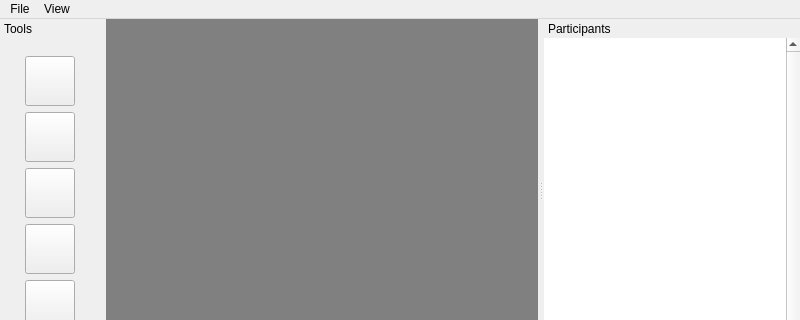
The window that RaptorPaint/mainwindow.ui (nickrak/RaptorPaint) describes before a commit, drawn with Qt 5; both pictures show x 0 to 800 and y 0 to 320 of the 800 by 600 pixel window.
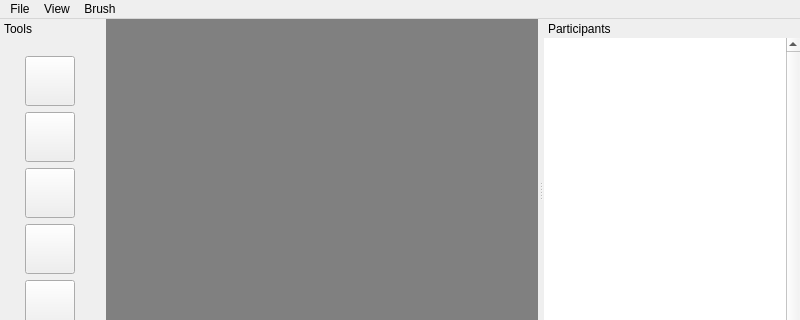
The same window after the commit. Icons and pictures are not drawn. Custom widgets are drawn as their Qt base class.

Commit message: Added increase/decrease/reset brush sizes. Added clear canvas for personal layer.

Patch:
```diff
--- a/RaptorPaint/mainwindow.ui
+++ b/RaptorPaint/mainwindow.ui
@@ -60,8 +60,17 @@
     <addaction name="mnuOut"/>
     <addaction name="mnuActual"/>
    </widget>
+   <widget class="QMenu" name="menuBrush">
+    <property name="title">
+     <string>Brush</string>
+    </property>
+    <addaction name="actionIncrease_Size"/>
+    <addaction name="actionDecrease_Size"/>
+    <addaction name="actionDefault_Size"/>
+   </widget>
    <addaction name="menuFile"/>
    <addaction name="menuView"/>
+   <addaction name="menuBrush"/>
   </widget>
   <widget class="QDockWidget" name="participantList">
    <property name="minimumSize">
```
Left out of the diff: 21 changed lines with no effect on the pictures. The commit also changes 2 other files.
